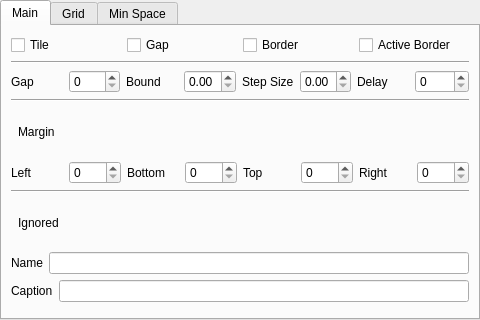
Before: the Qt Designer form contents/ui/config.ui in lingtjien/Grid-Tiling-Kwin, drawn with Qt 5.
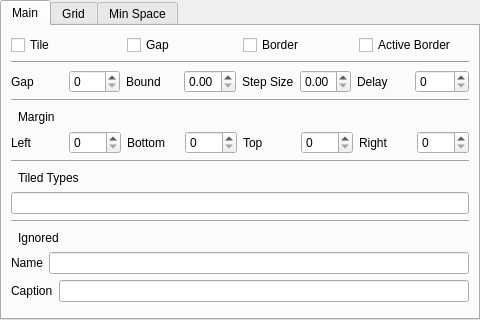
After: the same form once the commit is applied.

Commit message: allow the user to define which client types to tile

What changed in the file:
```diff
--- a/contents/ui/config.ui
+++ b/contents/ui/config.ui
@@ -215,6 +215,48 @@
               </property>
             </widget>
           </item>
+          <item>
+            <layout class="QHBoxLayout" name="layoutMainGroup5">
+              <item>
+                <spacer name="typeHeaderSpacerleft">
+                  <property name="orientation">
+                    <enum>Qt::Horizontal</enum>
+                  </property>
+                </spacer>
+              </item>
+              <item>
+                <widget class="QLabel" name="typeHeaderTitle">
+                  <property name="layoutDirection">
+                    <enum>Qt::LeftToRight</enum>
+                  </property>
+                  <property name="text">
+                    <string>Tiled Types</string>
+                  </property>
+                </widget>
+              </item>
+              <item>
+                <spacer name="typeHeaderSpacerRight">
+                  <property name="orientation">
+                    <enum>Qt::Horizontal</enum>
+                  </property>
+                </spacer>
+              </item>
+            </layout>
+          </item>
+          <item>
+            <widget class="QLineEdit" name="kcfg_tiledType">
+              <property name="text">
+                <string/>
+              </property>
+            </widget>
+          </item>
+          <item>
+            <widget class="Line" name="lineMain3">
+              <property name="orientation">
+                <enum>Qt::Horizontal</enum>
+              </property>
+            </widget>
+          </item>
           <item>
             <layout class="QHBoxLayout" name="layoutMainGroup4">
               <item>
```
The commit also changes 3 other files.
